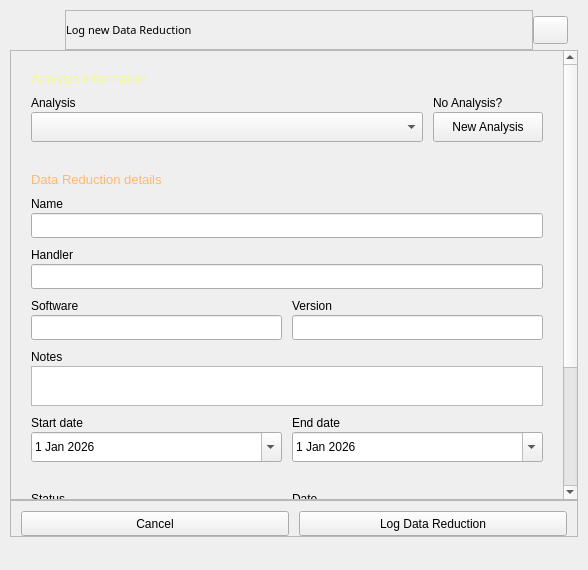
Before: the Qt Designer form src/app/ui/qt/reductionwindow.ui in AIR-G-UFOP/Saturn-SampleLog, drawn with Qt 5.
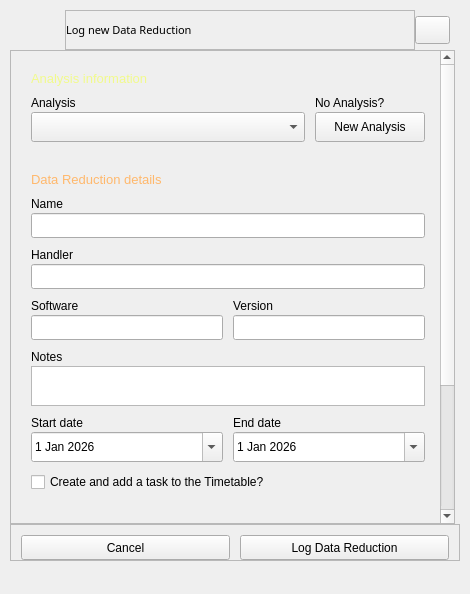
After: the same form once the commit is applied. Icons and pictures are not drawn.

Commit message: Preparing to add Tasks and Timetable options and fixing bugs

What changed in the file:
```diff
--- a/src/app/ui/qt/reductionwindow.ui
+++ b/src/app/ui/qt/reductionwindow.ui
@@ -6,8 +6,8 @@
    <rect>
     <x>0</x>
     <y>0</y>
-    <width>588</width>
-    <height>570</height>
+    <width>470</width>
+    <height>594</height>
    </rect>
   </property>
   <property name="minimumSize">
@@ -651,7 +651,7 @@
                  <number>0</number>
                 </property>
                 <property name="rightMargin">
-                 <number>0</number>
+                 <number>5</number>
                 </property>
                 <property name="bottomMargin">
                  <number>0</number>
@@ -666,8 +666,8 @@
                     <rect>
                      <x>0</x>
                      <y>0</y>
-                     <width>563</width>
-                     <height>661</height>
+                     <width>440</width>
+                     <height>692</height>
                     </rect>
                    </property>
                    <layout class="QVBoxLayout" name="verticalLayout_21">
@@ -681,7 +681,7 @@
                      <number>10</number>
                     </property>
                     <property name="rightMargin">
-                     <number>10</number>
+                     <number>5</number>
                     </property>
                     <property name="bottomMargin">
                      <number>10</number>
@@ -1111,6 +1111,16 @@
                          </item>
                         </layout>
                        </item>
+                       <item>
+                        <widget class="QCheckBox" name="task">
+                         <property name="cursor">
+                          <cursorShape>PointingHandCursor</cursorShape>
+                         </property>
+                         <property name="text">
+                          <string>Create and add a task to the Timetable?</string>
+                         </property>
+                        </widget>
+                       </item>
                       </layout>
                      </widget>
                     </item>
```
The commit also changes 40 other files.
